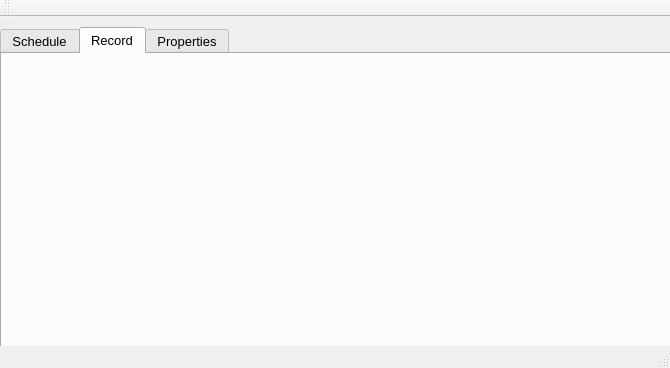
Old version of the form TimeSchedule/mainwindow.ui in the repository HuangDanGeeker/MyTimeSchedule.
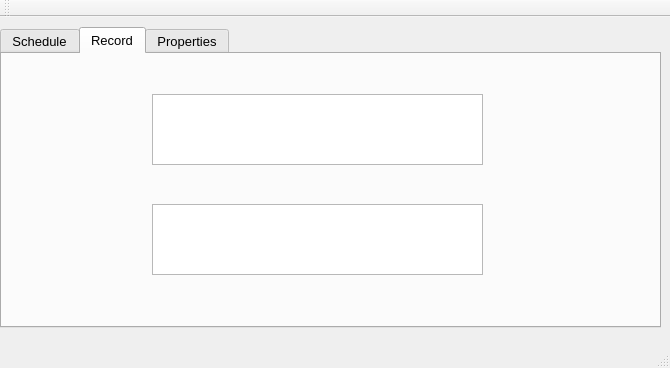
New version of the form. The open tabs and pages were chosen to show the change. Icons and pictures are not drawn.

Commit message: 更改提醒方式:mainWindow第二tabWidget显示title remarks

```diff
--- a/TimeSchedule/mainwindow.ui
+++ b/TimeSchedule/mainwindow.ui
@@ -22,8 +22,8 @@
      <rect>
       <x>0</x>
       <y>10</y>
-      <width>671</width>
-      <height>321</height>
+      <width>661</width>
+      <height>301</height>
      </rect>
     </property>
     <property name="font">
@@ -115,6 +115,26 @@
      <attribute name="title">
       <string>Record</string>
      </attribute>
+     <widget class="QTextEdit" name="titleEdit">
+      <property name="geometry">
+       <rect>
+        <x>150</x>
+        <y>40</y>
+        <width>331</width>
+        <height>71</height>
+       </rect>
+      </property>
+     </widget>
+     <widget class="QTextEdit" name="remarkEdit">
+      <property name="geometry">
+       <rect>
+        <x>150</x>
+        <y>150</y>
+        <width>331</width>
+        <height>71</height>
+       </rect>
+      </property>
+     </widget>
     </widget>
     <widget class="QWidget" name="widget">
      <attribute name="title">
```
Left out of the diff: 2 changed lines with no effect on the pictures. The commit also changes 15 other files.
